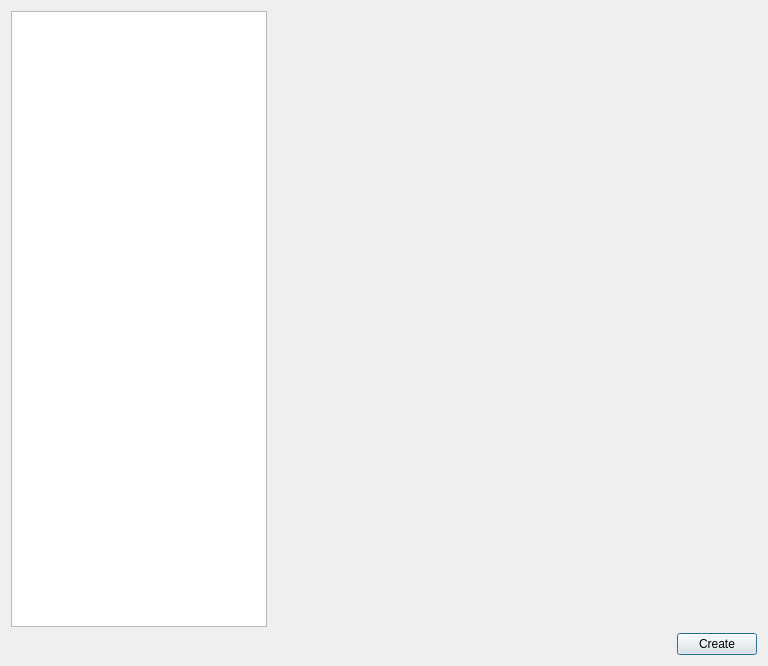
AdamMinge/pillar_app, file uis/flow/editor/document/new_document_dialog.ui: the form before one commit.
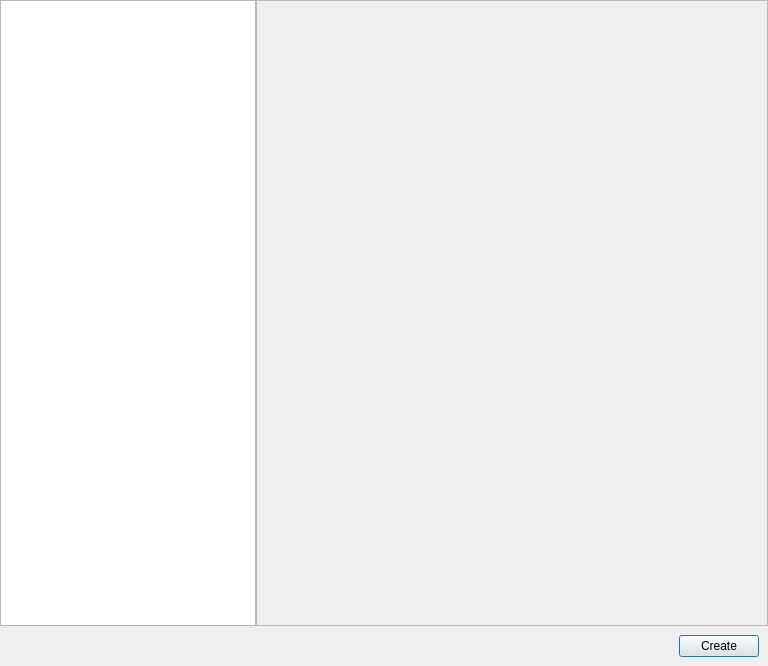
The form after the commit. Custom widgets are drawn as their Qt base class.

```diff
--- a/uis/flow/editor/document/new_document_dialog.ui
+++ b/uis/flow/editor/document/new_document_dialog.ui
@@ -13,58 +13,44 @@
   <property name="windowTitle">
    <string>Dialog</string>
   </property>
-  <layout class="QVBoxLayout" name="verticalLayout">
-   <item>
-    <layout class="QHBoxLayout" name="horizontalLayout_2">
-     <item>
-      <layout class="QHBoxLayout" name="horizontalLayout">
-       <item>
-        <widget class="QListView" name="m_document_type_list">
-         <property name="sizePolicy">
-          <sizepolicy hsizetype="Preferred" vsizetype="Expanding">
-           <horstretch>0</horstretch>
-           <verstretch>0</verstretch>
-          </sizepolicy>
-         </property>
-        </widget>
-       </item>
-       <item>
-        <layout class="QVBoxLayout" name="verticalLayout_3">
-         <property name="rightMargin">
-          <number>0</number>
-         </property>
-         <item>
-          <widget class="utils::QtNameAndPathFiller" name="m_name_and_path_filler" native="true"/>
-         </item>
-         <item>
-          <widget class="QStackedWidget" name="m_stacked_widget">
-           <property name="sizePolicy">
-            <sizepolicy hsizetype="Expanding" vsizetype="Expanding">
-             <horstretch>0</horstretch>
-             <verstretch>0</verstretch>
-            </sizepolicy>
-           </property>
-          </widget>
-         </item>
-        </layout>
-       </item>
-      </layout>
-     </item>
-    </layout>
-   </item>
-   <item>
-    <layout class="QHBoxLayout" name="horizontalLayout_3">
-     <property name="bottomMargin">
+  <layout class="QGridLayout" name="gridLayout">
+   <property name="leftMargin">
+    <number>0</number>
+   </property>
+   <property name="topMargin">
+    <number>0</number>
+   </property>
+   <property name="rightMargin">
+    <number>0</number>
+   </property>
+   <property name="bottomMargin">
+    <number>0</number>
+   </property>
+   <property name="spacing">
+    <number>0</number>
+   </property>
+   <item row="3" column="0" colspan="2">
+    <layout class="QHBoxLayout" name="horizontalLayout" stretch="0,0">
+     <property name="spacing">
       <number>0</number>
      </property>
+     <property name="leftMargin">
+      <number>9</number>
+     </property>
+     <property name="topMargin">
+      <number>9</number>
+     </property>
+     <property name="rightMargin">
+      <number>9</number>
+     </property>
+     <property name="bottomMargin">
+      <number>9</number>
+     </property>
      <item>
       <spacer name="horizontalSpacer">
        <property name="orientation">
         <enum>Qt::Horizontal</enum>
        </property>
-       <property name="sizeType">
-        <enum>QSizePolicy::Expanding</enum>
-       </property>
        <property name="sizeHint" stdset="0">
         <size>
          <width>40</width>
@@ -82,6 +68,88 @@
      </item>
     </layout>
    </item>
+   <item row="1" column="1">
+    <widget class="QFrame" name="frame">
+     <property name="sizePolicy">
+      <sizepolicy hsizetype="Expanding" vsizetype="Expanding">
+       <horstretch>0</horstretch>
+       <verstretch>0</verstretch>
+      </sizepolicy>
+     </property>
+     <property name="frameShape">
+      <enum>QFrame::StyledPanel</enum>
+     </property>
+     <property name="frameShadow">
+      <enum>QFrame::Raised</enum>
+     </property>
+     <layout class="QVBoxLayout" name="verticalLayout_3">
+      <property name="spacing">
+       <number>0</number>
+      </property>
+      <property name="leftMargin">
+       <number>0</number>
+      </property>
+      <property name="topMargin">
+       <number>0</number>
+      </property>
+      <property name="rightMargin">
+       <number>0</number>
+      </property>
+      <property name="bottomMargin">
+       <number>0</number>
+      </property>
+      <item>
+       <layout class="QVBoxLayout" name="verticalLayout_2">
+        <property name="spacing">
+         <number>0</number>
+        </property>
+        <property name="sizeConstraint">
+         <enum>QLayout::SetDefaultConstraint</enum>
+        </property>
+        <property name="bottomMargin">
+         <number>0</number>
+        </property>
+        <item>
+         <widget class="utils::QtNameAndPathFiller" name="m_name_and_path_filler" native="true">
+          <property name="sizePolicy">
+           <sizepolicy hsizetype="Preferred" vsizetype="Maximum">
+            <horstretch>0</horstretch>
+            <verstretch>0</verstretch>
+           </sizepolicy>
+          </property>
+         </widget>
+        </item>
+        <item>
+         <widget class="QStackedWidget" name="m_stacked_widget">
+          <property name="sizePolicy">
+           <sizepolicy hsizetype="Preferred" vsizetype="Preferred">
+            <horstretch>0</horstretch>
+            <verstretch>0</verstretch>
+           </sizepolicy>
+          </property>
+          <property name="frameShape">
+           <enum>QFrame::NoFrame</enum>
+          </property>
+          <property name="frameShadow">
+           <enum>QFrame::Plain</enum>
+          </property>
+         </widget>
+        </item>
+       </layout>
+      </item>
+     </layout>
+    </widget>
+   </item>
+   <item row="0" column="0" rowspan="3">
+    <widget class="QListView" name="m_document_type_list">
+     <property name="sizePolicy">
+      <sizepolicy hsizetype="Preferred" vsizetype="Expanding">
+       <horstretch>0</horstretch>
+       <verstretch>0</verstretch>
+      </sizepolicy>
+     </property>
+    </widget>
+   </item>
   </layout>
  </widget>
  <customwidgets>
```
